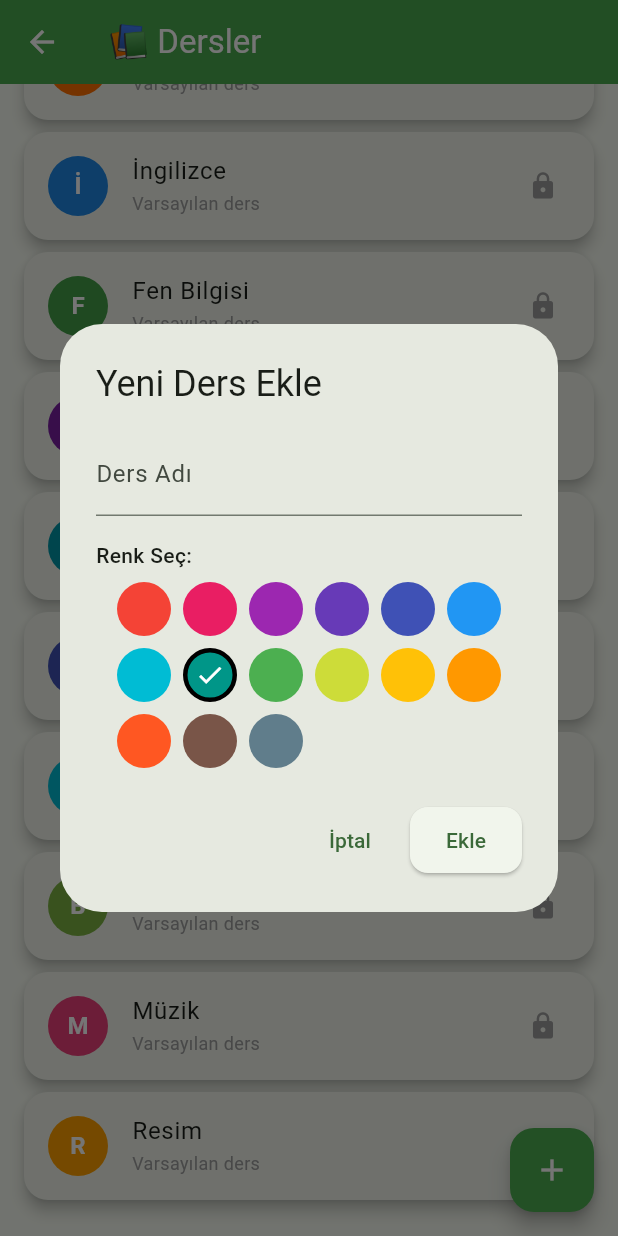
After one commit to erolcanozgen/StudyGo, a Flutter app: the SubjectsScreen screen opened directly, scrolled down 144 dp, after a tap on the "add" icon, on a phone screen of 412 x 824 dp. The commit adds this screen. Run offline on Flutter 3.47's test engine with Material 3 defaults, Android fonts, the phone set to English and light mode, and no system bars; our stand-ins replace flutter_local_notifications, pdf, printing, sqflite, sqflite_common_ffi, table_calendar and 1 more; accounts and stored records are empty.

Commit message:
Add Dersler (Subjects) management - new screen, DB table, dropdown selectors in planner and homework forms

```diff
--- a/lib/main.dart
+++ b/lib/main.dart
@@ -7,6 +7,7 @@ import 'package:sqflite_common_ffi/sqflite_ffi.dart';
 import 'providers/study_plan_provider.dart';
 import 'providers/homework_provider.dart';
 import 'providers/user_stats_provider.dart';
+import 'providers/subject_provider.dart';
 import 'services/notification_service.dart';
 import 'screens/home_screen.dart';
 
@@ -52,6 +53,7 @@ class MyApp extends StatelessWidget {
         ChangeNotifierProvider(create: (_) => StudyPlanProvider()),
         ChangeNotifierProvider(create: (_) => HomeworkProvider()),
         ChangeNotifierProvider(create: (_) => UserStatsProvider()),
+        ChangeNotifierProvider(create: (_) => SubjectProvider()),
       ],
       child: MaterialApp(
         title: 'StudyGo',
--- /dev/null
+++ b/lib/models/subject.dart
@@ -0,0 +1,31 @@
+class Subject {
+  final int? id;
+  final String name;
+  final int colorValue;
+  final bool isBuiltIn;
+
+  Subject({
+    this.id,
+    required this.name,
+    required this.colorValue,
+    this.isBuiltIn = false,
+  });
+
+  Map<String, dynamic> toMap() {
+    return {
+      'id': id,
+      'name': name,
+      'colorValue': colorValue,
+      'isBuiltIn': isBuiltIn ? 1 : 0,
+    };
+  }
+
+  factory Subject.fromMap(Map<String, dynamic> map) {
+    return Subject(
+      id: map['id'] as int?,
+      name: map['name'] as String,
+      colorValue: map['colorValue'] as int,
+      isBuiltIn: (map['isBuiltIn'] as int) == 1,
+    );
+  }
+}
--- /dev/null
+++ b/lib/providers/subject_provider.dart
@@ -0,0 +1,71 @@
+import 'dart:io' show Platform;
+import 'dart:ui' show Color;
+import 'package:flutter/foundation.dart';
+import '../models/subject.dart';
+import '../services/database_helper.dart';
+
+class SubjectProvider extends ChangeNotifier {
+  List<Subject> _subjects = [];
+  bool _isLoading = false;
+
+  List<Subject> get subjects => _subjects;
+  bool get isLoading => _isLoading;
+
+  List<String> get subjectNames => _subjects.map((s) => s.name).toList();
+
+  Map<String, Color> get subjectColorMap {
+    final map = <String, Color>{};
+    for (final s in _subjects) {
+      map[s.name] = Color(s.colorValue);
+    }
+    return map;
+  }
+
+  bool _isDesktopOrMobileSupported() {
+    try {
+      return Platform.isAndroid ||
+          Platform.isIOS ||
+          Platform.isWindows ||
+          Platform.isLinux ||
+          Platform.isMacOS;
+    } catch (e) {
+      return false;
+    }
+  }
+
+  Future<void> loadSubjects() async {
+    if (!_isDesktopOrMobileSupported()) return;
+    _isLoading = true;
+    notifyListeners();
+
+    try {
+      _subjects = await DatabaseHelper.instance.getSubjects();
+    } catch (e) {
+      print('Error loading subjects: $e');
+    }
+
+    _isLoading = false;
+    notifyListeners();
+  }
+
+  Future<void> addSubject(String name, int colorValue) async {
+    if (!_isDesktopOrMobileSupported()) return;
+    try {
+      final subject = Subject(name: name, colorValue: colorValue, isBuiltIn: false);
+      await DatabaseHelper.instance.insertSubject(subject);
+      await loadSubjects();
+    } catch (e) {
+      print('Error adding subject: $e');
+    }
+  }
+
+  Future<void> deleteSubject(int id) async {
+    if (!_isDesktopOrMobileSupported()) return;
+    try {
+      await DatabaseHelper.instance.deleteSubject(id);
+      await loadSubjects();
+    } catch (e) {
+      print('Error deleting subject: $e');
+    }
+  }
+}
--- /dev/null
+++ b/lib/screens/subjects_screen.dart
@@ -0,0 +1,203 @@
+import 'package:flutter/material.dart';
+import 'package:provider/provider.dart';
+import '../models/subject.dart';
+import '../providers/subject_provider.dart';
+
+class SubjectsScreen extends StatefulWidget {
+  const SubjectsScreen({super.key});
+
+  @override
+  State<SubjectsScreen> createState() => _SubjectsScreenState();
+}
+
+class _SubjectsScreenState extends State<SubjectsScreen> {
+  @override
+  void initState() {
+    super.initState();
+    WidgetsBinding.instance.addPostFrameCallback((_) {
+      context.read<SubjectProvider>().loadSubjects();
+    });
+  }
+
+  @override
+  Widget build(BuildContext context) {
+    return Scaffold(
+      appBar: AppBar(
+        title: const Text('📚 Dersler'),
+        backgroundColor: Theme.of(context).primaryColor,
+        foregroundColor: Colors.white,
+      ),
+      body: Consumer<SubjectProvider>(
+        builder: (context, provider, child) {
+          if (provider.isLoading) {
+            return const Center(child: CircularProgressIndicator());
+          }
+
+          final subjects = provider.subjects;
+
+          if (subjects.isEmpty) {
+            return const Center(
+              child: Text('Henüz ders eklenmemiş', style: TextStyle(fontSize: 16, color: Colors.grey)),
+            );
+          }
+
+          return ListView.builder(
+            padding: const EdgeInsets.all(16),
+            itemCount: subjects.length,
+            itemBuilder: (context, index) {
+              final subject = subjects[index];
+              return _buildSubjectCard(subject);
+            },
+          );
+        },
+      ),
+      floatingActionButton: FloatingActionButton(
+        onPressed: _showAddSubjectDialog,
+        backgroundColor: Theme.of(context).primaryColor,
+        child: const Icon(Icons.add, color: Colors.white),
+      ),
+    );
+  }
+
+  Widget _buildSubjectCard(Subject subject) {
+    final color = Color(subject.colorValue);
+    return Card(
+      margin: const EdgeInsets.only(bottom: 8),
+      child: ListTile(
+        leading: CircleAvatar(
+          backgroundColor: color,
+          child: Text(
+            subject.name[0],
+            style: const TextStyle(color: Colors.white, fontWeight: FontWeight.bold),
+          ),
+        ),
+        title: Text(subject.name),
+        subtitle: subject.isBuiltIn
+            ? const Text('Varsayılan ders', style: TextStyle(fontSize: 12, color: Colors.grey))
+            : const Text('Özel ders', style: TextStyle(fontSize: 12, color: Colors.blue)),
+        trailing: subject.isBuiltIn
+            ? const Icon(Icons.lock, color: Colors.grey, size: 20)
+            : IconButton(
+                icon: const Icon(Icons.delete, color: Colors.red),
+                onPressed: () => _showDeleteConfirmation(subject),
+              ),
+      ),
+    );
+  }
+
+  void _showAddSubjectDialog() {
+    final nameController = TextEditingController();
+    Color selectedColor = Colors.teal;
+
+    final colorOptions = [
+      Colors.red,
+      Colors.pink,
+      Colors.purple,
+      Colors.deepPurple,
+      Colors.indigo,
+      Colors.blue,
+      Colors.cyan,
+      Colors.teal,
+      Colors.green,
+      Colors.lime,
+      Colors.amber,
+      Colors.orange,
+      Colors.deepOrange,
+      Colors.brown,
+      Colors.blueGrey,
+    ];
+
+    showDialog(
+      context: context,
+      builder: (context) => StatefulBuilder(
+        builder: (context, setState) => AlertDialog(
+          title: const Text('Yeni Ders Ekle'),
+          content: SingleChildScrollView(
+            child: Column(
+              mainAxisSize: MainAxisSize.min,
+              children: [
+                TextField(
+                  controller: nameController,
+                  decoration: const InputDecoration(
+                    labelText: 'Ders Adı',
+                    hintText: 'Örn: Fizik, Kimya, Tarih...',
+                  ),
+                ),
+                const SizedBox(height: 16),
+                const Align(
+                  alignment: Alignment.centerLeft,
+                  child: Text('Renk Seç:', style: TextStyle(fontWeight: FontWeight.w500)),
+                ),
+                const SizedBox(height: 8),
+                Wrap(
+                  spacing: 8,
+                  runSpacing: 8,
+                  children: colorOptions.map((color) {
+                    final isSelected = selectedColor.value == color.value;
+                    return GestureDetector(
+                      onTap: () => setState(() => selectedColor = color),
+                      child: Container(
+                        width: 36,
+                        height: 36,
+                        decoration: BoxDecoration(
+                          color: color,
+                          shape: BoxShape.circle,
+                          border: isSelected
+                              ? Border.all(color: Colors.black, width: 3)
+                              : null,
+                        ),
+                        child: isSelected
+                            ? const Icon(Icons.check, color: Colors.white, size: 20)
+                            : null,
+                      ),
+                    );
+                  }).toList(),
+                ),
+              ],
+            ),
+          ),
+          actions: [
+            TextButton(
+              onPressed: () => Navigator.pop(context),
+              child: const Text('İptal'),
+            ),
+            ElevatedButton(
+              onPressed: () async {
+                final name = nameController.text.trim();
+                if (name.isNotEmpty) {
+                  await context.read<SubjectProvider>().addSubject(name, selectedColor.value);
+                  Navigator.pop(context);
+                }
+              },
+              child: const Text('Ekle'),
+            ),
+          ],
+        ),
+      ),
+    );
+  }
+
+  void _showDeleteConfirmation(Subject subject) {
+    showDialog(
+      context: context,
+      builder: (context) => AlertDialog(
+        title: const Text('Dersi Sil'),
+        content: Text('${subject.name} dersini silmek istediğinizden emin misiniz?'),
+        actions: [
+          TextButton(
+            onPressed: () => Navigator.pop(context),
+            child: const Text('İptal'),
+          ),
+          ElevatedButton(
+            onPressed: () async {
+              await context.read<SubjectProvider>().deleteSubject(subject.id!);
+              Navigator.pop(context);
+            },
+            style: ElevatedButton.styleFrom(backgroundColor: Colors.red),
+            child: const Text('Sil', style: TextStyle(color: Colors.white)),
+          ),
+        ],
+      ),
+    );
+  }
+}
--- a/lib/services/database_helper.dart
+++ b/lib/services/database_helper.dart
@@ -5,6 +5,7 @@ import '../models/study_plan.dart';
 import '../models/homework.dart';
 import '../models/achievement.dart';
 import '../models/user_stats.dart';
+import '../models/subject.dart';
 
 class DatabaseHelper {
   static final DatabaseHelper instance = DatabaseHelper._init();
@@ -22,7 +23,25 @@ class DatabaseHelper {
     final dbPath = await getDatabasesPath();
     final path = join(dbPath, filePath);
 
-    return await openDatabase(path, version: 1, onCreate: _createDB);
+    return await openDatabase(path, version: 2, onCreate: _createDB, onUpgrade: _upgradeDB);
+  }
+
+  Future _upgradeDB(Database db, int oldVersion, int newVersion) async {
+    if (oldVersion < 2) {
+      await _createSubjectsTable(db);
+      await _insertDefaultSubjects(db);
+    }
+  }
+
+  Future _createSubjectsTable(Database db) async {
+    await db.execute('''
+      CREATE TABLE IF NOT EXISTS subjects (
+        id INTEGER PRIMARY KEY AUTOINCREMENT,
+        name TEXT NOT NULL UNIQUE,
+        colorValue INTEGER NOT NULL,
+        isBuiltIn INTEGER NOT NULL
+      )
+    ''');
   }
 
   Future _createDB(Database db, int version) async {
@@ -76,6 +95,29 @@ class DatabaseHelper {
     await _insertInitialAchievements(db);
     // Başlangıç istatistikleri ekle
     await _insertInitialStats(db);
+    // Dersler tablosu
+    await _createSubjectsTable(db);
+    await _insertDefaultSubjects(db);
+  }
+
+  Future _insertDefaultSubjects(Database db) async {
+    final defaultSubjects = [
+      Subject(name: 'Matematik', colorValue: 0xFFE53935, isBuiltIn: true),
+      Subject(name: 'Türkçe', colorValue: 0xFFFF6F00, isBuiltIn: true),
+      Subject(name: 'İngilizce', colorValue: 0xFF1E88E5, isBuiltIn: true),
+      Subject(name: 'Fen Bilgisi', colorValue: 0xFF43A047, isBuiltIn: true),
+      Subject(name: 'Sosyal Bilgiler', colorValue: 0xFF7B1FA2, isBuiltIn: true),
+      Subject(name: 'Din Kültürü', colorValue: 0xFF0097A7, isBuiltIn: true),
+      Subject(name: 'Bilişim Teknolojileri', colorValue: 0xFF3F51B5, isBuiltIn: true),
+      Subject(name: 'Teknoloji ve Tasarım', colorValue: 0xFF00BCD4, isBuiltIn: true),
+      Subject(name: 'Beden Eğitimi', colorValue: 0xFF7CB342, isBuiltIn: true),
+      Subject(name: 'Müzik', colorValue: 0xFFEC407A, isBuiltIn: true),
+      Subject(name: 'Resim', colorValue: 0xFFFFA000, isBuiltIn: true),
+    ];
+
+    for (final subject in defaultSubjects) {
+      await db.insert('subjects', subject.toMap(), conflictAlgorithm: ConflictAlgorithm.ignore);
+    }
   }
 
   Future _insertInitialAchievements(Database db) async {
@@ -217,6 +259,27 @@ class DatabaseHelper {
     );
   }
 
+  // Subjects
+  Future<List<Subject>> getSubjects() async {
+    final db = await instance.database;
+    final result = await db.query('subjects', orderBy: 'isBuiltIn DESC, name ASC');
+    return result.map((json) => Subject.fromMap(json)).toList();
+  }
+
+  Future<int> insertSubject(Subject subject) async {
+    final db = await instance.database;
+    return await db.insert('subjects', subject.toMap(), conflictAlgorithm: ConflictAlgorithm.ignore);
+  }
+
+  Future<int> deleteSubject(int id) async {
+    final db = await instance.database;
+    return await db.delete(
+      'subjects',
+      where: 'id = ? AND isBuiltIn = 0',
+      whereArgs: [id],
+    );
+  }
+
   Future close() async {
     final db = await instance.database;
     db.close();
```
Also changed, not shown: lib/screens/comprehensive_weekly_planner_screen.dart (+35 -39 lines), lib/screens/home_screen.dart (+14 -0 lines), lib/screens/homework_screen.dart (+17 -7 lines), 1 other file.
